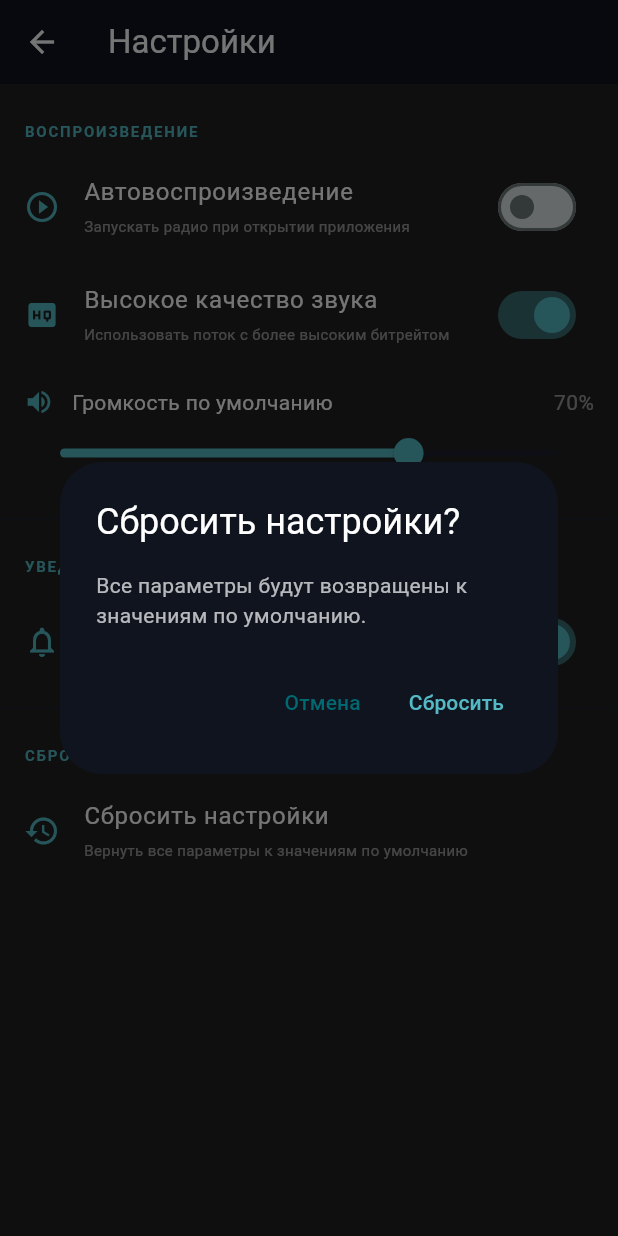
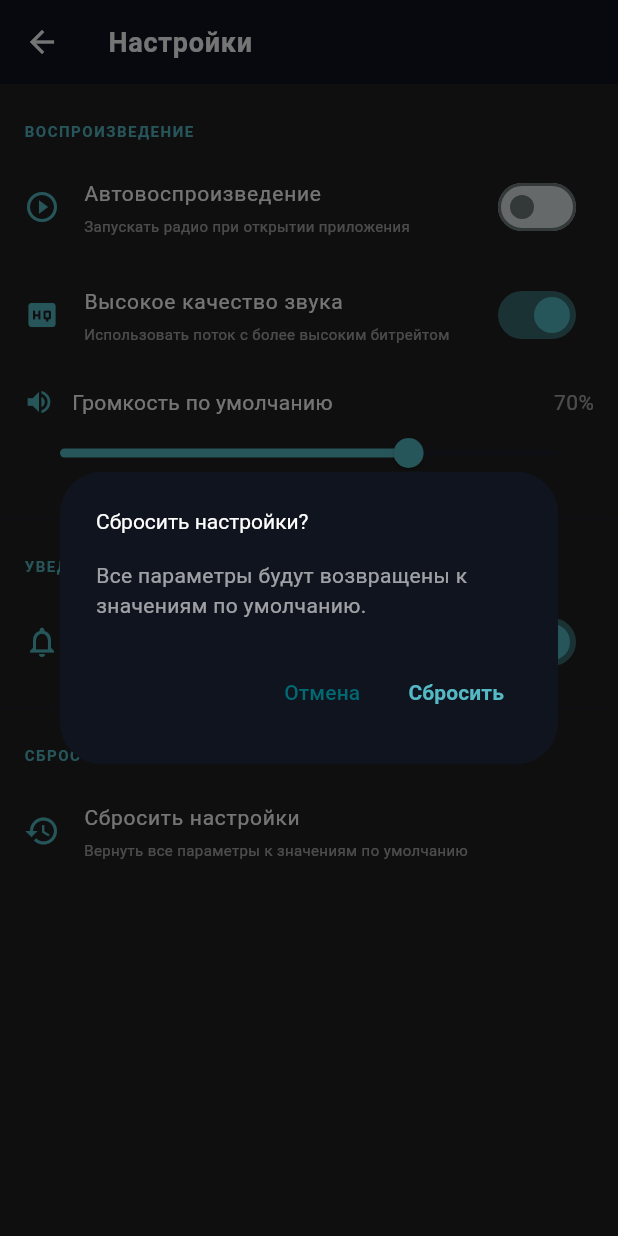
Before and after one commit to 7LightsFlower/J-RRPlayerApp, a Flutter app: the SettingsScreen screen opened directly, after a tap on "Сбросить настройки", on a phone screen of 412 x 824 dp. Run offline on Flutter 3.47's test engine with Material 3 defaults, Android fonts, the light colour scheme and no system bars; our stand-ins replace audio_service, cached_network_image, connectivity_plus, flutter_html, just_audio, shared_preferences and 1 more; missing offline and left inert: audio_session, webview_flutter_android, webview_flutter_wkwebview; accounts and stored records are empty; statements that could not run were skipped.

Commit message:
общие щрифты

```diff
--- a/lib/constants/app_text_styles.dart
+++ b/lib/constants/app_text_styles.dart
@@ -6,10 +6,10 @@ import 'package:jrrplayerapp/constants/app_colors.dart';
 class AppFontSizes {
   AppFontSizes._();
 
-  /// 10 — мелкие подписи, бейджи, "LIVE", подписи под иконками навигации
+  /// 10 — мелкие подписи, бейджи, подписи под иконками навигации
   static const double small = 10.0;
 
-  /// 12 — табы (верхние), подписи нижней навигации
+  /// 10 — табы, подписи нижней навигации
   static const double tab = 10.0;
 
   /// 12 — названия подкастов / эпизодов, компактные заголовки
@@ -137,6 +137,21 @@ class AppTextStyles {
     color: AppColors.customStyle,
   );
 
+  /// Заголовок бренда в AppBar (РАДИО J-ROCK)
+  static const TextStyle brandTitle = TextStyle(
+    fontSize: AppFontSizes.medium,
+    fontWeight: FontWeight.w700,
+    letterSpacing: 1.2,
+    color: AppColors.customWhite,
+  );
+
+  /// Основной читаемый текст с межстрочным (абзацы, описания)
+  static TextStyle mediumReadable = TextStyle(
+    fontSize: AppFontSizes.medium,
+    color: AppColors.customWhite.withValues(alpha: 0.7),
+    height: 1.5,
+  );
+
   // ==================== 16 — КОМПАКТНЫЙ КРУПНЫЙ ====================
   /// Заголовок в компактных списках / карточках
   static const TextStyle compactLarge = TextStyle(
@@ -177,7 +192,7 @@ class AppTextStyles {
     color: Colors.white,
   );
 
-  /// Дата новости (зелёная, жирная)
+  /// Дата новости (акцентная)
   static const TextStyle newsDate = TextStyle(
     fontSize: AppFontSizes.small,
     fontWeight: FontWeight.w600,
--- a/lib/ui/screens/main_screen.dart
+++ b/lib/ui/screens/main_screen.dart
@@ -83,7 +83,7 @@ class _MainScreenState extends State<MainScreen> with TickerProviderStateMixin {
             final bool isWide = screen.width > screen.height;
 
             if (isWide) {
-              // Landscape → Row: rail слева, контент справа
+              // Landscape → Row: rail справа, контент слева
               return Row(
                 children: [
                   Expanded(
@@ -91,7 +91,8 @@ class _MainScreenState extends State<MainScreen> with TickerProviderStateMixin {
                       children: [
                         CustomAppBar(
                           leadingIcon: Icons.menu,
-                          onLeadingTap: () => _scaffoldKey.currentState?.openDrawer(),
+                          onLeadingTap: () =>
+                              _scaffoldKey.currentState?.openDrawer(),
                         ),
                         Expanded(
                           child: OrientationBuilder(
@@ -109,26 +110,28 @@ class _MainScreenState extends State<MainScreen> with TickerProviderStateMixin {
                       Navigator.push(
                         context,
                         MaterialPageRoute(
-                          builder: (_) => EnlargedTabsScreen(initialIndex: index),
+                          builder: (_) =>
+                              EnlargedTabsScreen(initialIndex: index),
                         ),
                       );
                     },
                   ),
-
                 ],
               );
             }
 
-            // Portrait → Column: всё как было, nav внизу
+            // Portrait → Column: nav внизу
             return Column(
               children: [
                 CustomAppBar(
                   leadingIcon: Icons.menu,
-                  onLeadingTap: () => _scaffoldKey.currentState?.openDrawer(),
+                  onLeadingTap: () =>
+                      _scaffoldKey.currentState?.openDrawer(),
                 ),
                 Expanded(
                   child: OrientationBuilder(
-                    builder: (context, orientation) => _buildPortraitLayout(),
+                    builder: (context, orientation) =>
+                        _buildPortraitLayout(),
                   ),
                 ),
                 AppBottomNav(
@@ -138,7 +141,8 @@ class _MainScreenState extends State<MainScreen> with TickerProviderStateMixin {
                     Navigator.push(
                       context,
                       MaterialPageRoute(
-                        builder: (_) => EnlargedTabsScreen(initialIndex: index),
+                        builder: (_) =>
+                            EnlargedTabsScreen(initialIndex: index),
                       ),
                     );
                   },
@@ -161,7 +165,7 @@ class _MainScreenState extends State<MainScreen> with TickerProviderStateMixin {
           physics: const BouncingScrollPhysics(),
           child: Column(
             children: [
-              AnimatedRadioButton(screenWidth: availableWidth*0.9),
+              AnimatedRadioButton(screenWidth: availableWidth * 0.9),
               const SizedBox(height: 12),
               const AudioPlayerWidget(),
               const SizedBox(height: 12),
@@ -185,16 +189,14 @@ class _MainScreenState extends State<MainScreen> with TickerProviderStateMixin {
           child: Row(
             crossAxisAlignment: CrossAxisAlignment.center,
             children: [
-              // LEFT: logo + live indicator, wrapped in scroll so it never overflows
+              // LEFT: logo
               SizedBox(
                 width: leftWidth,
                 height: availableHeight,
                 child: SingleChildScrollView(
                   physics: const ClampingScrollPhysics(),
                   child: ConstrainedBox(
-                    constraints: BoxConstraints(
-                      minHeight: availableHeight,
-                    ),
+                    constraints: BoxConstraints(minHeight: availableHeight),
                     child: Column(
                       mainAxisAlignment: MainAxisAlignment.start,
                       mainAxisSize: MainAxisSize.min,
@@ -206,7 +208,7 @@ class _MainScreenState extends State<MainScreen> with TickerProviderStateMixin {
                 ),
               ),
               const SizedBox(width: 16),
-              // RIGHT: audio player, always scrollable + bounded
+              // RIGHT: player
               const Expanded(
                 child: SingleChildScrollView(
                   physics: BouncingScrollPhysics(),
@@ -219,8 +221,6 @@ class _MainScreenState extends State<MainScreen> with TickerProviderStateMixin {
       },
     );
   }
-  // ==================== APP BAR ====================
-
 
   // ==================== APP DRAWER ====================
   Widget _buildAppDrawer() {
@@ -239,11 +239,7 @@ class _MainScreenState extends State<MainScreen> with TickerProviderStateMixin {
                 SizedBox(height: 8),
                 Text(
                   AppStrings.radioName,
-                  style: TextStyle(
-                    color: Colors.white,
-                    fontSize: AppFontSizes.medium,
-                    fontWeight: FontWeight.bold,
-                  ),
+                  style: AppTextStyles.mediumBold,
                 ),
               ],
             ),
@@ -252,7 +248,7 @@ class _MainScreenState extends State<MainScreen> with TickerProviderStateMixin {
             leading: const Icon(Icons.info_outline, color: Colors.white70),
             title: const Text(
               'О радио',
-              style: TextStyle(color: Colors.white),
+              style: AppTextStyles.medium,
             ),
             onTap: () {
               Navigator.pop(context);
@@ -268,7 +264,7 @@ class _MainScreenState extends State<MainScreen> with TickerProviderStateMixin {
             leading: const Icon(Icons.settings, color: Colors.white70),
             title: const Text(
               'Настройки',
-              style: TextStyle(color: Colors.white),
+              style: AppTextStyles.medium,
             ),
             onTap: () {
               Navigator.pop(context);
@@ -332,7 +328,7 @@ class AboutScreen extends StatelessWidget {
         backgroundColor: AppColors.appBarBackground,
         foregroundColor: Colors.white,
         elevation: 0,
-        title: const Text('О радио'),
+        title: const Text('О радио', style: AppTextStyles.appBarTitle),
       ),
       body: SingleChildScrollView(
         padding: const EdgeInsets.all(24),
@@ -365,33 +361,31 @@ class AboutScreen extends StatelessWidget {
               ),
             ),
             const SizedBox(height: 24),
+
+            // Название радио — крупный заголовок
             const Text(
               AppStrings.appName,
-              style: TextStyle(
-                color: Colors.white,
-                fontSize: AppFontSizes.large,
-                fontWeight: FontWeight.bold,
-              ),
+              style: AppTextStyles.large,
               textAlign: TextAlign.center,
             ),
             const SizedBox(height: 8),
-            const Text(
+
+            // Версия — приглушённый
+            Text(
               'Версия 1.0.0',
-              style: TextStyle(color: Colors.white54, fontSize: AppFontSizes.medium),
+              style: AppTextStyles.mediumMuted,
             ),
             const SizedBox(height: 32),
-            const Text(
+
+            // Описание — читаемый абзац
+            Text(
               'Слушать, думать, жить\n'
               'Человеку нужно место, где можно остановиться и подумать.'
               'Без готовых ответов, правильных слов и необходимости соглашаться.'
               'Здесь музыка соседствует с разговорами о человеке, Библии, истории, науке и жизни. '
               'О том, что действительно важно, когда остаёшься один на один с собой. '
               'Можно просто слушать. А можно вместе искать свои ответы. ',
-              style: TextStyle(
-                color: Colors.white70,
-                fontSize: AppFontSizes.medium,
-                height: 1.5,
-              ),
+              style: AppTextStyles.mediumMuted.copyWith(height: 1.5),
               textAlign: TextAlign.center,
             ),
             const SizedBox(height: 32),
@@ -419,12 +413,12 @@ class AboutScreen extends StatelessWidget {
             children: [
               Text(
                 label,
-                style: const TextStyle(color: Colors.white54, fontSize: AppFontSizes.small),
+                style: AppTextStyles.smallMuted,
               ),
               const SizedBox(height: 2),
               Text(
                 value,
-                style: const TextStyle(color: Colors.white, fontSize: AppFontSizes.medium),
+                style: AppTextStyles.medium,
               ),
             ],
           ),
@@ -456,7 +450,7 @@ class _SettingsScreenState extends State<SettingsScreen> {
         backgroundColor: AppColors.appBarBackground,
         foregroundColor: Colors.white,
         elevation: 0,
-        title: const Text('Настройки'),
+        title: const Text('Настройки', style: AppTextStyles.appBarTitle),
       ),
       body: ListView(
         padding: const EdgeInsets.symmetric(vertical: 8),
@@ -469,11 +463,11 @@ class _SettingsScreenState extends State<SettingsScreen> {
             ),
             title: const Text(
               'Автовоспроизведение',
-              style: TextStyle(color: Colors.white),
+              style: AppTextStyles.medium,
             ),
-            subtitle: const Text(
+            subtitle: Text(
               'Запускать радио при открытии приложения',
-              style: TextStyle(color: Colors.white54, fontSize: AppFontSizes.small),
+              style: AppTextStyles.smallMuted,
             ),
             value: _autoPlayOnStart,
             activeThumbColor: AppColors.customStyle,
@@ -490,11 +484,11 @@ class _SettingsScreenState extends State<SettingsScreen> {
             ),
             title: const Text(
               'Высокое качество звука',
-              style: TextStyle(color: Colors.white),
+              style: AppTextStyles.medium,
             ),
-            subtitle: const Text(
+            subtitle: Text(
               'Использовать поток с более высоким битрейтом',
-              style: TextStyle(color: Colors.white54, fontSize: AppFontSizes.small),
+              style: AppTextStyles.smallMuted,
             ),
             value: _highQualityStream,
             activeThumbColor: AppColors.customStyle,
@@ -519,12 +513,12 @@ class _SettingsScreenState extends State<SettingsScreen> {
                     const SizedBox(width: 12),
                     const Text(
                       'Громкость по умолчанию',
-                      style: TextStyle(color: Colors.white),
+                      style: AppTextStyles.medium,
                     ),
                     const Spacer(),
                     Text(
                       '${(_defaultVolume * 100).round()}%',
-                      style: const TextStyle(color: Colors.white54),
+                      style: AppTextStyles.mediumMuted,
                     ),
                   ],
                 ),
@@ -557,11 +551,11 @@ class _SettingsScreenState extends State<SettingsScreen> {
             ),
             title: const Text(
               'Показывать уведомления',
-              style: TextStyle(color: Colors.white),
+              style: AppTextStyles.medium,
             ),
-            subtitle: const Text(
+            subtitle: Text(
               'Отображать информацию о треке в шторке',
-              style: TextStyle(color: Colors.white54, fontSize: AppFontSizes.small),
+              style: AppTextStyles.smallMuted,
             ),
             value: _showNotifications,
             activeThumbColor: AppColors.customStyle,
@@ -580,11 +574,11 @@ class _SettingsScreenState extends State<SettingsScreen> {
             ),
             title: const Text(
               'Сбросить настройки',
-              style: TextStyle(color: Colors.white),
+              style: AppTextStyles.medium,
             ),
-            subtitle: const Text(
+            subtitle: Text(
               'Вернуть все параметры к значениям по умолчанию',
-              style: TextStyle(color: Colors.white54, fontSize: AppFontSizes.small),
+              style: AppTextStyles.smallMuted,
             ),
             onTap: _resetSettings,
           ),
@@ -598,12 +592,7 @@ class _SettingsScreenState extends State<SettingsScreen> {
       padding: const EdgeInsets.fromLTRB(16, 16, 16, 8),
       child: Text(
         title.toUpperCase(),
-        style: const TextStyle(
-          color: AppColors.customStyle,
-          fontSize: AppFontSizes.small,
-          fontWeight: FontWeight.w600,
-          letterSpacing: 1.2,
-        ),
+        style: AppTextStyles.smallAccent,
       ),
     );
   }
@@ -615,11 +604,11 @@ class _SettingsScreenState extends State<SettingsScreen> {
         backgroundColor: AppColors.appBarBackground,
         title: const Text(
           'Сбросить настройки?',
-          style: TextStyle(color: Colors.white),
+          style: AppTextStyles.medium,
         ),
-        content: const Text(
+        content: Text(
           'Все параметры будут возвращены к значениям по умолчанию.',
-          style: TextStyle(color: Colors.white70),
+          style: AppTextStyles.mediumMuted,
         ),
         actions: [
           TextButton(
@@ -644,7 +633,7 @@ class _SettingsScreenState extends State<SettingsScreen> {
             },
             child: const Text(
               'Сбросить',
-              style: TextStyle(color: AppColors.customStyle),
+              style: AppTextStyles.mediumAccent,
             ),
           ),
         ],
```
Also changed, not shown: lib/ui/screens/articles_feed_screen.dart (+3 -6 lines), lib/widgets/custom_app_bar.dart (+1 -6 lines).
